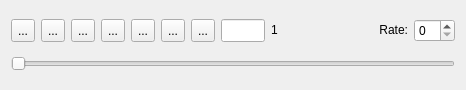
This is code/display/QtViewer/AnimatorWidget.ui in radio-astro/casa as Qt 5 draws it before an edit. The edited form follows.
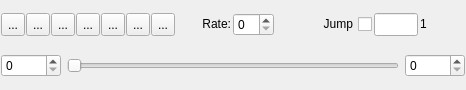
This is the edited form. Icons and pictures are not drawn.

Commit message: New Development: Yes             JIRA Issue: No         Ready for Test: Yes      Interface Changes: No What Interface Changed: Please list interface changes          Test Programs: List test programs   Put in Release Notes: No              Module(s): Module Names change impacts.            Description: Viewer/Animator enhancements requested by Juergan 1.	Ability to limit the range of the movie. 2.      Ability to 'rock'n roll' the animator.

Diff of the .ui file:
```diff
--- a/code/display/QtViewer/AnimatorWidget.ui
+++ b/code/display/QtViewer/AnimatorWidget.ui
@@ -20,15 +20,24 @@
    <string>AnimatorWidget</string>
   </property>
   <layout class="QVBoxLayout" name="verticalLayout">
+   <property name="margin">
+    <number>1</number>
+   </property>
    <item>
     <layout class="QHBoxLayout" name="horizontalLayout_4">
+     <property name="spacing">
+      <number>2</number>
+     </property>
      <item>
       <layout class="QHBoxLayout" name="horizontalLayout_2">
+       <property name="spacing">
+        <number>1</number>
+       </property>
        <item>
         <widget class="QToolButton" name="toStartTB_">
          <property name="maximumSize">
           <size>
-           <width>24</width>
+           <width>30</width>
            <height>30</height>
           </size>
          </property>
@@ -54,7 +63,7 @@
         <widget class="QToolButton" name="revStepTB_">
          <property name="maximumSize">
           <size>
-           <width>24</width>
+           <width>30</width>
            <height>30</height>
           </size>
          </property>
@@ -80,7 +89,7 @@
         <widget class="QToolButton" name="revTB_">
          <property name="maximumSize">
           <size>
-           <width>24</width>
+           <width>30</width>
            <height>30</height>
           </size>
          </property>
@@ -106,7 +115,7 @@
         <widget class="QToolButton" name="stopTB_">
          <property name="maximumSize">
           <size>
-           <width>24</width>
+           <width>30</width>
            <height>30</height>
           </size>
          </property>
@@ -132,7 +141,7 @@
         <widget class="QToolButton" name="playTB_">
          <property name="maximumSize">
           <size>
-           <width>24</width>
+           <width>30</width>
            <height>30</height>
           </size>
          </property>
@@ -158,7 +167,7 @@
         <widget class="QToolButton" name="fwdStep_">
          <property name="maximumSize">
           <size>
-           <width>24</width>
+           <width>30</width>
            <height>30</height>
           </size>
          </property>
@@ -184,7 +193,7 @@
         <widget class="QToolButton" name="toEndTB_">
          <property name="maximumSize">
           <size>
-           <width>24</width>
+           <width>30</width>
            <height>30</height>
           </size>
          </property>
@@ -208,6 +217,58 @@
        </item>
       </layout>
      </item>
+     <item>
+      <layout class="QHBoxLayout" name="horizontalLayout">
+       <item>
+        <widget class="QLabel" name="rateLbl_">
+         <property name="sizePolicy">
+          <sizepolicy hsizetype="Minimum" vsizetype="Fixed">
+           <horstretch>0</horstretch>
+           <verstretch>0</verstretch>
+          </sizepolicy>
+         </property>
+         <property name="text">
+          <string>Rate:</string>
+         </property>
+         <property name="alignment">
+          <set>Qt::AlignRight|Qt::AlignTrailing|Qt::AlignVCenter</set>
+         </property>
+        </widget>
+       </item>
+       <item>
+        <widget class="QSpinBox" name="rateEdit_">
+         <property name="sizePolicy">
+          <sizepolicy hsizetype="Fixed" vsizetype="Fixed">
+           <horstretch>0</horstretch>
+           <verstretch>0</verstretch>
+          </sizepolicy>
+         </property>
+         <property name="toolTip">
+          <string>Select the animation rate.</string>
+         </property>
+        </widget>
+       </item>
+      </layout>
+     </item>
+     <item>
+      <widget class="QCheckBox" name="endToEndCheckBox">
+       <property name="minimumSize">
+        <size>
+         <width>40</width>
+         <height>0</height>
+        </size>
+       </property>
+       <property name="toolTip">
+        <string>If this box is checked, the movie controls will jump from end to end instead of changing one unit at a time.</string>
+       </property>
+       <property name="layoutDirection">
+        <enum>Qt::RightToLeft</enum>
+       </property>
+       <property name="text">
+        <string>Jump</string>
+       </property>
+      </widget>
+     </item>
      <item>
       <layout class="QHBoxLayout" name="horizontalLayout_3">
        <item>
@@ -271,40 +332,25 @@
        </item>
       </layout>
      </item>
-     <item>
-      <layout class="QHBoxLayout" name="horizontalLayout">
-       <item>
-        <widget class="QLabel" name="rateLbl_">
-         <property name="sizePolicy">
-          <sizepolicy hsizetype="Minimum" vsizetype="Fixed">
-           <horstretch>0</horstretch>
-           <verstretch>0</verstretch>
-          </sizepolicy>
-         </property>
-         <property name="text">
-          <string>Rate:</string>
-         </property>
-         <property name="alignment">
-          <set>Qt::AlignRight|Qt::AlignTrailing|Qt::AlignVCenter</set>
-         </property>
-        </widget>
+    </layout>
        </item>
        <item>
-        <widget class="QSpinBox" name="rateEdit_">
-         <property name="sizePolicy">
-          <sizepolicy hsizetype="Fixed" vsizetype="Fixed">
-           <horstretch>0</horstretch>
-           <verstretch>0</verstretch>
-          </sizepolicy>
+    <layout class="QHBoxLayout" name="horizontalLayout_6">
+     <property name="spacing">
+      <number>6</number>
+     </property>
+     <item>
+      <widget class="QSpinBox" name="startSpinBox">
+       <property name="maximumSize">
+        <size>
+         <width>60</width>
+         <height>16777215</height>
+        </size>
          </property>
          <property name="toolTip">
-          <string>Select the animation rate.</string>
-         </property>
-        </widget>
-       </item>
-      </layout>
-     </item>
-    </layout>
+        <string>Set the lower animation limit.</string>
+       </property>
+      </widget>
    </item>
    <item>
     <widget class="QSlider" name="frameSlider_">
@@ -340,9 +386,23 @@
      </property>
     </widget>
    </item>
-  </layout>
+     <item>
+      <widget class="QSpinBox" name="endSpinBox">
+       <property name="maximumSize">
+        <size>
+         <width>60</width>
+         <height>16777215</height>
+        </size>
+       </property>
+       <property name="toolTip">
+        <string>Set the upper animation limit.</string>
+       </property>
+      </widget>
+     </item>
+    </layout>
+   </item>
+  </layout>
  </widget>
- <layoutdefault spacing="6" margin="11"/>
  <resources>
   <include location="QtViewer.qrc"/>
  </resources>
```
Lines whose indentation alone changed are shown as unchanged. The commit also changes 9 other files.
